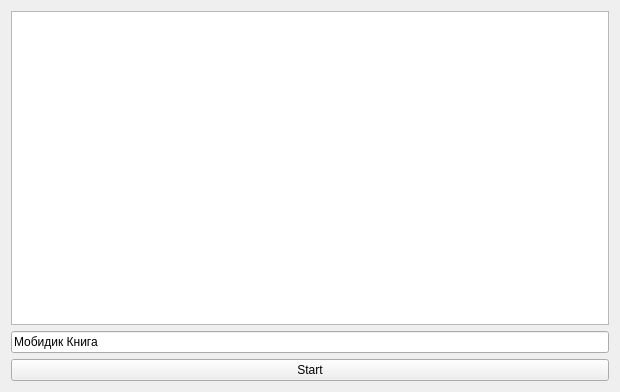
Above: Android/EpubWrapperAndroid/MainWindow.ui from seagullua/EPubWrapper before the change. Below: the same form after it.
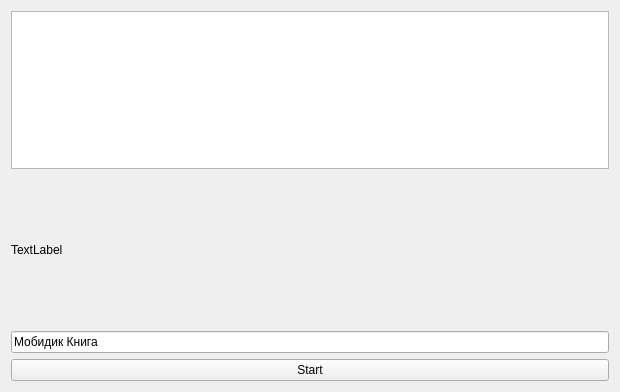
That is the form after the change.

The edit to the form file:
```diff
--- a/Android/EpubWrapperAndroid/MainWindow.ui
+++ b/Android/EpubWrapperAndroid/MainWindow.ui
@@ -22,6 +22,19 @@
       </property>
      </widget>
     </item>
+    <item>
+     <widget class="QLabel" name="label">
+      <property name="minimumSize">
+       <size>
+        <width>0</width>
+        <height>150</height>
+       </size>
+      </property>
+      <property name="text">
+       <string>TextLabel</string>
+      </property>
+     </widget>
+    </item>
     <item>
      <widget class="QLineEdit" name="bookName">
       <property name="text">
```
